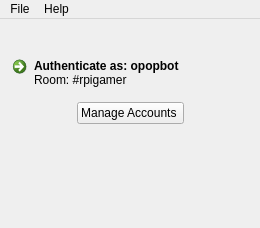
ashbyb/Twitch.TV.Stream.Assistant, file assets/ui/MainWindow_v1.ui: the form before one commit.
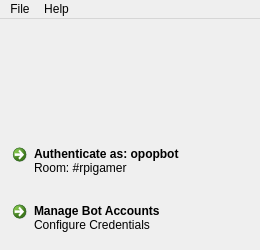
The form after the commit. Icons and pictures are not drawn.

Commit message: Modified account management. Reorder main UI. Working toward storing accounts locally.

Patch:
```diff
--- a/assets/ui/MainWindow_v1.ui
+++ b/assets/ui/MainWindow_v1.ui
@@ -7,7 +7,7 @@
     <x>0</x>
     <y>0</y>
     <width>260</width>
-    <height>228</height>
+    <height>249</height>
    </rect>
   </property>
   <property name="windowTitle">
@@ -39,7 +39,25 @@
          <number>5</number>
         </property>
         <item>
-         <widget class="QFrame" name="frame">
+         <widget class="QFrame" name="frame_header">
+          <property name="sizePolicy">
+           <sizepolicy hsizetype="Preferred" vsizetype="Preferred">
+            <horstretch>0</horstretch>
+            <verstretch>0</verstretch>
+           </sizepolicy>
+          </property>
+          <property name="minimumSize">
+           <size>
+            <width>250</width>
+            <height>108</height>
+           </size>
+          </property>
+          <property name="maximumSize">
+           <size>
+            <width>16777215</width>
+            <height>108</height>
+           </size>
+          </property>
           <property name="frameShape">
            <enum>QFrame::NoFrame</enum>
           </property>
@@ -54,7 +72,7 @@
             <number>0</number>
            </property>
            <item>
-            <spacer name="horizontalSpacer">
+            <spacer name="horizontalSpacer_2">
              <property name="orientation">
               <enum>Qt::Horizontal</enum>
              </property>
@@ -66,8 +84,50 @@
              </property>
             </spacer>
            </item>
+           <item>
+            <widget class="QFrame" name="frame_image_buffer">
+             <property name="sizePolicy">
+              <sizepolicy hsizetype="Fixed" vsizetype="Fixed">
+               <horstretch>0</horstretch>
+               <verstretch>0</verstretch>
+              </sizepolicy>
+             </property>
+             <property name="minimumSize">
+              <size>
+               <width>250</width>
+               <height>108</height>
+              </size>
+             </property>
+             <property name="frameShape">
+              <enum>QFrame::NoFrame</enum>
+             </property>
+             <property name="frameShadow">
+              <enum>QFrame::Plain</enum>
+             </property>
+             <property name="lineWidth">
+              <number>1</number>
+             </property>
+             <layout class="QVBoxLayout" name="verticalLayout_6">
+              <property name="spacing">
+               <number>0</number>
+              </property>
+              <property name="margin">
+               <number>0</number>
+              </property>
            <item>
             <widget class="QLabel" name="label">
+                <property name="sizePolicy">
+                 <sizepolicy hsizetype="Fixed" vsizetype="Fixed">
+                  <horstretch>0</horstretch>
+                  <verstretch>0</verstretch>
+                 </sizepolicy>
+                </property>
+                <property name="minimumSize">
+                 <size>
+                  <width>250</width>
+                  <height>108</height>
+                 </size>
+                </property>
              <property name="text">
               <string/>
              </property>
@@ -75,12 +135,18 @@
               <pixmap resource="../../src/media.qrc">:/images/assets/images/landingLogo_v1.png</pixmap>
              </property>
              <property name="scaledContents">
-              <bool>false</bool>
-             </property>
+                 <bool>true</bool>
+                </property>
+                <property name="alignment">
+                 <set>Qt::AlignCenter</set>
+                </property>
+               </widget>
+              </item>
+             </layout>
             </widget>
            </item>
            <item>
-            <spacer name="horizontalSpacer_2">
+            <spacer name="horizontalSpacer">
              <property name="orientation">
               <enum>Qt::Horizontal</enum>
              </property>
@@ -95,6 +161,27 @@
           </layout>
          </widget>
         </item>
+        <item>
+         <widget class="QFrame" name="frame_buttons">
+          <property name="minimumSize">
+           <size>
+            <width>250</width>
+            <height>108</height>
+           </size>
+          </property>
+          <property name="frameShape">
+           <enum>QFrame::NoFrame</enum>
+          </property>
+          <property name="frameShadow">
+           <enum>QFrame::Plain</enum>
+          </property>
+          <layout class="QVBoxLayout" name="verticalLayout_7">
+           <property name="spacing">
+            <number>6</number>
+           </property>
+           <property name="margin">
+            <number>0</number>
+           </property>
         <item>
          <widget class="QCommandLinkButton" name="commandLinkButton_authenticate">
           <property name="text">
@@ -105,10 +192,10 @@
             <normaloff>:/icons/assets/icons/Gnome-Emblem-Web.ico</normaloff>:/icons/assets/icons/Gnome-Emblem-Web.ico</iconset>
           </property>
           <property name="autoDefault">
-           <bool>true</bool>
+              <bool>false</bool>
           </property>
           <property name="default">
-           <bool>true</bool>
+              <bool>false</bool>
           </property>
           <property name="description">
            <string>Room: #rpigamer</string>
@@ -116,88 +203,22 @@
          </widget>
         </item>
         <item>
-         <widget class="QFrame" name="frame_2">
-          <property name="frameShape">
-           <enum>QFrame::NoFrame</enum>
-          </property>
-          <property name="frameShadow">
-           <enum>QFrame::Plain</enum>
-          </property>
-          <layout class="QHBoxLayout" name="horizontalLayout_2">
-           <property name="spacing">
-            <number>0</number>
-           </property>
-           <property name="margin">
-            <number>0</number>
-           </property>
-           <item>
-            <spacer name="horizontalSpacer_4">
-             <property name="orientation">
-              <enum>Qt::Horizontal</enum>
-             </property>
-             <property name="sizeHint" stdset="0">
-              <size>
-               <width>40</width>
-               <height>20</height>
-              </size>
-             </property>
-            </spacer>
-           </item>
-           <item>
-            <widget class="QPushButton" name="pushButton_manage_accounts">
-             <property name="sizePolicy">
-              <sizepolicy hsizetype="Maximum" vsizetype="Fixed">
-               <horstretch>0</horstretch>
-               <verstretch>0</verstretch>
-              </sizepolicy>
-             </property>
+            <widget class="QCommandLinkButton" name="commandLinkButton_manage_accounts">
              <property name="text">
-              <string>Manage Accounts </string>
+              <string>Manage Bot Accounts</string>
              </property>
              <property name="icon">
               <iconset resource="../../src/media.qrc">
                <normaloff>:/icons/assets/icons/Gnome-Dialog-Password.ico</normaloff>:/icons/assets/icons/Gnome-Dialog-Password.ico</iconset>
              </property>
-             <property name="iconSize">
-              <size>
-               <width>32</width>
-               <height>32</height>
-              </size>
-             </property>
-             <property name="flat">
-              <bool>false</bool>
+             <property name="description">
+              <string>Configure Credentials</string>
              </property>
             </widget>
            </item>
-           <item>
-            <spacer name="horizontalSpacer_3">
-             <property name="orientation">
-              <enum>Qt::Horizontal</enum>
-             </property>
-             <property name="sizeHint" stdset="0">
-              <size>
-               <width>56</width>
-               <height>20</height>
-              </size>
-             </property>
-            </spacer>
-           </item>
           </layout>
          </widget>
         </item>
-        <item>
-         <spacer name="verticalSpacer">
-          <property name="orientation">
-           <enum>Qt::Vertical</enum>
-          </property>
-          <property name="sizeHint" stdset="0">
-           <size>
-            <width>20</width>
-            <height>40</height>
-           </size>
-          </property>
-         </spacer>
-        </item>
        </layout>
       </widget>
       <widget class="QWidget" name="page_4">
```
Left out of the diff: 6 changed lines with no effect on the pictures. Lines whose indentation alone changed are shown as unchanged. The commit also changes 7 other files.
